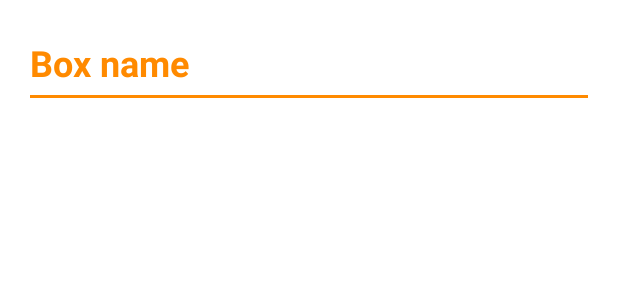
After one commit to Dev-Oops5/Squirrels-Box, an Android app: the layout fragment_home_section.xml on its own in the app's theme, with its tools: preview values and no code run, on a phone screen of 412 x 824 dp. The commit adds this screen. Shown: the top 300 px of the screen. Run offline under Robolectric (Android 15) with nearby library versions, the light colour scheme and no system bars.

Commit message:
primer avance de seccion
se implementa el hecho de visualizar la vista de seccion con algunos datos
se aplica la arquitectura inicial
la vista home se actualiza junto al FAB sin problemas

```diff
--- a/app/src/main/java/com/miodemi/squirrelsbox/inventory/components/box/BoxDialogModelViewFragment.kt
+++ b/app/src/main/java/com/miodemi/squirrelsbox/inventory/components/box/BoxDialogViewModel.kt
@@ -1,12 +1,10 @@
 package com.miodemi.squirrelsbox.inventory.components.box
 
-import android.os.Build
-import androidx.annotation.RequiresApi
 import androidx.lifecycle.LiveData
 import androidx.lifecycle.MutableLiveData
 import androidx.lifecycle.ViewModel
 
-class BoxDialogModelViewFragment : ViewModel() {
+class BoxDialogViewModel : ViewModel() {
 
 //    internal val data = MutableLiveData<String>()
 //
--- a/app/src/main/java/com/miodemi/squirrelsbox/inventory/components/box/DeleteBoxDialogFragment.kt
+++ b/app/src/main/java/com/miodemi/squirrelsbox/inventory/components/box/DeleteBoxDialogFragment.kt
@@ -15,7 +15,7 @@ class DeleteBoxDialogFragment : DialogFragment() {
     //binding
     internal lateinit var binding: FragmentDialogDeleteBoxBinding
 
-    private val viewModel : BoxDialogModelViewFragment by activityViewModels()
+    private val viewModel : BoxDialogViewModel by activityViewModels()
 
     override fun onCreateView(
         inflater: LayoutInflater, container: ViewGroup?,
--- a/app/src/main/java/com/miodemi/squirrelsbox/inventory/components/box/UpdateBoxDialogFragment.kt
+++ b/app/src/main/java/com/miodemi/squirrelsbox/inventory/components/box/UpdateBoxDialogFragment.kt
@@ -15,7 +15,7 @@ class UpdateBoxDialogFragment : DialogFragment() {
     //binding
     internal lateinit var binding: FragmentDialogUpdateBoxBinding
 
-    private val viewModel : BoxDialogModelViewFragment by activityViewModels()
+    private val viewModel : BoxDialogViewModel by activityViewModels()
 
     override fun onCreateView(
         inflater: LayoutInflater, container: ViewGroup?,
--- a/app/src/main/java/com/miodemi/squirrelsbox/inventory/components/section/AddSectionDialogFragment.kt
+++ b/app/src/main/java/com/miodemi/squirrelsbox/inventory/components/section/AddSectionDialogFragment.kt
@@ -8,6 +8,7 @@ import android.view.LayoutInflater
 import android.view.View
 import android.view.ViewGroup
 import android.widget.Toast
+import androidx.core.view.isVisible
 import androidx.fragment.app.DialogFragment
 import com.google.firebase.database.DatabaseReference
 import com.google.firebase.database.FirebaseDatabase
--- /dev/null
+++ b/app/src/main/java/com/miodemi/squirrelsbox/inventory/components/section/SectionDialogRepository.kt
@@ -0,0 +1,4 @@
+package com.miodemi.squirrelsbox.inventory.components.section
+
+class SectionDialogRepository {
+}
--- a/app/src/main/java/com/miodemi/squirrelsbox/inventory/navigation/homebox/HomeBoxRepository.kt
+++ b/app/src/main/java/com/miodemi/squirrelsbox/inventory/navigation/homebox/HomeBoxRepository.kt
@@ -31,10 +31,4 @@ class HomeBoxRepository {
             })
     }
 
-
-
-//    fun updateFavoriteStatus(id: String, isFavorite: Boolean) {
-//        newsFeedReference.child(id).child("favorite").setValue(isFavorite)
-//    }
-
 }
--- /dev/null
+++ b/app/src/main/java/com/miodemi/squirrelsbox/inventory/navigation/homebox/HomeSectionAdapter.kt
@@ -0,0 +1,4 @@
+package com.miodemi.squirrelsbox.inventory.navigation.homebox
+
+class HomeSectionAdapter {
+}
--- /dev/null
+++ b/app/src/main/java/com/miodemi/squirrelsbox/inventory/navigation/homebox/HomeSectionRepository.kt
@@ -0,0 +1,4 @@
+package com.miodemi.squirrelsbox.inventory.navigation.homebox
+
+class HomeSectionRepository {
+}
--- a/app/src/main/res/layout/fragment_home.xml
+++ b/app/src/main/res/layout/fragment_home_box.xml
@@ -6,7 +6,7 @@
     <RelativeLayout
         android:layout_width="match_parent"
         android:layout_height="match_parent"
-        tools:context=".profile.navigation.home.HomeFragment"
+        tools:context=".profile.navigation.home.HomeBoxFragment"
         android:padding="20dp">
 
         <LinearLayout
--- /dev/null
+++ b/app/src/main/res/layout/fragment_home_section.xml
@@ -0,0 +1,43 @@
+<?xml version="1.0" encoding="utf-8"?>
+<RelativeLayout xmlns:android="http://schemas.android.com/apk/res/android"
+    xmlns:tools="http://schemas.android.com/tools"
+    xmlns:app="http://schemas.android.com/apk/res-auto"
+    android:layout_width="match_parent"
+    android:layout_height="match_parent"
+    tools:context=".profile.navigation.home.HomeSectionFragment"
+    android:padding="20dp">
+
+    <LinearLayout
+        android:id="@+id/allBoxesLy"
+        android:layout_width="match_parent"
+        android:layout_height="wrap_content"
+        android:layout_marginTop="5dp"
+        android:layout_marginBottom="15dp"
+        android:orientation="vertical">
+
+        <TextView
+            android:id="@+id/titleTv"
+            android:layout_width="wrap_content"
+            android:layout_height="wrap_content"
+            android:text="Box name"
+            android:textColor="@color/primary_orange_dark"
+            android:textSize="24sp"
+            android:textStyle="bold" />
+
+        <View
+            android:id="@+id/lineDw1"
+            android:layout_width="match_parent"
+            android:layout_height="2dp"
+            android:layout_marginTop="5dp"
+            android:layout_marginBottom="10dp"
+            android:background="@color/primary_orange_dark" />
+
+
+        <androidx.recyclerview.widget.RecyclerView
+            android:id="@+id/allSectionsRv"
+            android:layout_width="match_parent"
+            android:layout_height="wrap_content"
+            app:layoutManager="androidx.recyclerview.widget.LinearLayoutManager" />
+    </LinearLayout>
+
+</RelativeLayout>
--- a/app/src/main/res/layout/item_box.xml
+++ b/app/src/main/res/layout/item_box.xml
@@ -7,6 +7,7 @@
     app:cardCornerRadius="10dp"
     android:padding="10dp"
     android:layout_margin="10dp"
+    style="@style/Widget.Material3.Button"
     >
 
     <ImageView
@@ -18,6 +19,7 @@
         android:src="@drawable/dw_item_box_group" />
 
     <androidx.appcompat.widget.LinearLayoutCompat
+        android:id="@+id/boxCV"
         android:layout_width="match_parent"
         android:layout_height="match_parent"
         android:orientation="vertical"
```
Also changed, not shown: app/src/main/java/com/miodemi/squirrelsbox/HomeActivity.kt (+9 -6 lines), app/src/main/java/com/miodemi/squirrelsbox/inventory/components/box/AddBoxDialogFragment.kt (+1 -8 lines), app/src/main/java/com/miodemi/squirrelsbox/inventory/components/section/SectionDialogViewModel.kt (added, +23 -0 lines), app/src/main/java/com/miodemi/squirrelsbox/inventory/navigation/homebox/HomeBoxAdapter.kt (+17 -4 lines), app/src/main/java/com/miodemi/squirrelsbox/inventory/navigation/homebox/HomeSectionViewModel.kt (added, +23 -0 lines), app/src/main/java/com/miodemi/squirrelsbox/profile/navigation/home/HomeBoxFragment.kt (renamed from app/src/main/java/com/miodemi/squirrelsbox/profile/navigation/home/HomeFragment.kt, +4 -4 lines), app/src/main/java/com/miodemi/squirrelsbox/profile/navigation/home/HomeItemFragment.kt (added, +35 -0 lines), app/src/main/java/com/miodemi/squirrelsbox/profile/navigation/home/HomeSectionFragment.kt (added, +36 -0 lines), app/src/main/res/layout/fragment_home_item.xml (added, +14 -0 lines).
